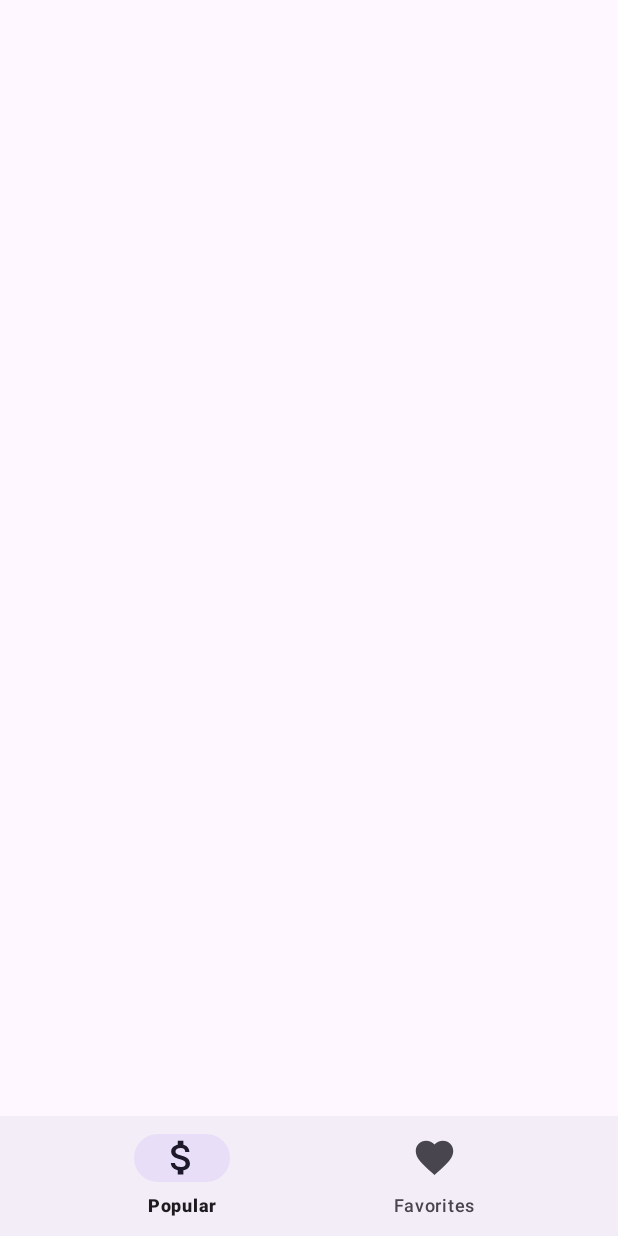
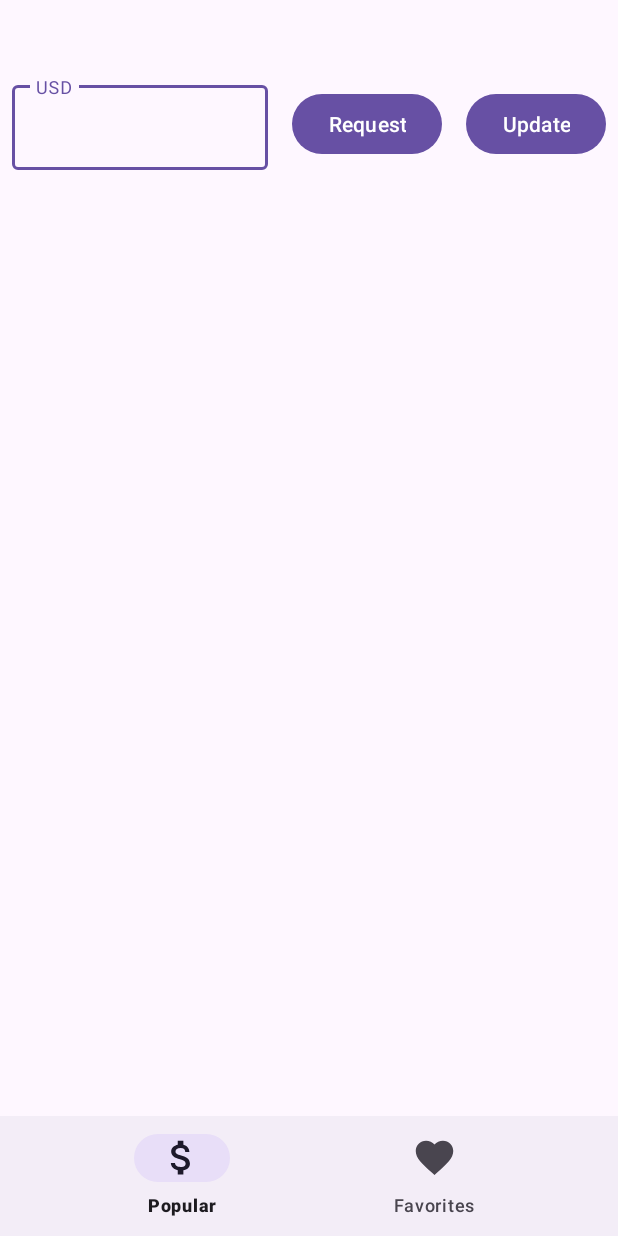
Before and after one commit to bogatovnikita/Babosiki, an Android app: the screen it shows after launch (MainActivity), on a phone screen of 412 x 824 dp. Run offline under Robolectric (Android 15) with nearby library versions, the phone set to English and light mode, and no system bars; our stand-ins replace Dagger/Hilt's generated code, navigation-ui; libraries missing offline, so code that uses them is left out: by.kirich1409.viewbindingdelegate; 2 statements that could not run were skipped.

Commit message:
add layout for popular fragment

```diff
--- /dev/null
+++ b/app/src/main/res/drawable/baseline_star_24.xml
@@ -0,0 +1,5 @@
+<vector android:height="24dp" android:tint="#000000"
+    android:viewportHeight="24" android:viewportWidth="24"
+    android:width="24dp" xmlns:android="http://schemas.android.com/apk/res/android">
+    <path android:fillColor="@android:color/white" android:pathData="M12,17.27L18.18,21l-1.64,-7.03L22,9.24l-7.19,-0.61L12,2 9.19,8.63 2,9.24l5.46,4.73L5.82,21z"/>
+</vector>
--- /dev/null
+++ b/app/src/main/res/drawable/baseline_star_border_24.xml
@@ -0,0 +1,5 @@
+<vector android:height="24dp" android:tint="#000000"
+    android:viewportHeight="24" android:viewportWidth="24"
+    android:width="24dp" xmlns:android="http://schemas.android.com/apk/res/android">
+    <path android:fillColor="@android:color/white" android:pathData="M22,9.24l-7.19,-0.62L12,2 9.19,8.63 2,9.24l5.46,4.73L5.82,21 12,17.27 18.18,21l-1.63,-7.03L22,9.24zM12,15.4l-3.76,2.27 1,-4.28 -3.32,-2.88 4.38,-0.38L12,6.1l1.71,4.04 4.38,0.38 -3.32,2.88 1,4.28L12,15.4z"/>
+</vector>
--- a/app/src/main/res/layout/fragment_popular.xml
+++ b/app/src/main/res/layout/fragment_popular.xml
@@ -1,6 +1,112 @@
 <?xml version="1.0" encoding="utf-8"?>
 <androidx.constraintlayout.widget.ConstraintLayout xmlns:android="http://schemas.android.com/apk/res/android"
+    xmlns:app="http://schemas.android.com/apk/res-auto"
+    xmlns:tools="http://schemas.android.com/tools"
     android:layout_width="match_parent"
     android:layout_height="match_parent">
 
+    <TextView
+        android:id="@+id/last_update"
+        android:layout_width="match_parent"
+        android:layout_height="wrap_content"
+        android:layout_margin="16dp"
+        app:layout_constraintEnd_toEndOf="parent"
+        app:layout_constraintStart_toStartOf="parent"
+        app:layout_constraintTop_toTopOf="parent"
+        tools:text="Последнее обновление: 18.08.2022 14:15:55" />
+
+    <com.google.android.material.textfield.TextInputLayout
+        android:id="@+id/input_layout"
+        android:layout_width="0dp"
+        android:layout_height="wrap_content"
+        android:layout_marginHorizontal="8dp"
+        android:layout_marginTop="16dp"
+        android:hint="@string/usd"
+        app:layout_constraintEnd_toStartOf="@id/request_btn"
+        app:layout_constraintStart_toStartOf="parent"
+        app:layout_constraintTop_toBottomOf="@id/last_update">
+
+        <com.google.android.material.textfield.TextInputEditText
+            android:id="@+id/input_text"
+            android:layout_width="match_parent"
+            android:layout_height="wrap_content"
+            android:digits="abcdefghijklmnopqrstuvwxyzABCDEFGHIJKLMNOPQRSTUVWXYZ"
+            android:inputType="textCapCharacters"
+            android:maxLength="3" />
+    </com.google.android.material.textfield.TextInputLayout>
+
+    <Button
+        android:id="@+id/request_btn"
+        android:layout_width="wrap_content"
+        android:layout_height="wrap_content"
+        android:layout_marginHorizontal="8dp"
+        android:text="@string/request"
+        app:layout_constraintBottom_toBottomOf="@id/input_layout"
+        app:layout_constraintEnd_toStartOf="@id/update_btn"
+        app:layout_constraintStart_toEndOf="@id/input_layout"
+        app:layout_constraintTop_toTopOf="@id/input_layout" />
+
+    <Button
+        android:id="@+id/update_btn"
+        android:layout_width="wrap_content"
+        android:layout_height="wrap_content"
+        android:layout_marginHorizontal="8dp"
+        android:text="@string/update"
+        app:layout_constraintBottom_toBottomOf="@id/input_layout"
+        app:layout_constraintEnd_toEndOf="parent"
+        app:layout_constraintStart_toEndOf="@id/request_btn"
+        app:layout_constraintTop_toTopOf="@id/input_layout" />
+
+    <androidx.recyclerview.widget.RecyclerView
+        android:id="@+id/recycler_view"
+        android:layout_width="match_parent"
+        android:layout_height="0dp"
+        android:layout_margin="16dp"
+        android:visibility="gone"
+        app:layout_constraintBottom_toBottomOf="parent"
+        app:layout_constraintEnd_toEndOf="parent"
+        app:layout_constraintStart_toStartOf="parent"
+        app:layout_constraintTop_toBottomOf="@id/input_layout"
+        tools:itemCount="60"
+        tools:listitem="@layout/item_currency" />
+
+    <ProgressBar
+        android:id="@+id/loading"
+        android:layout_width="wrap_content"
+        android:layout_height="wrap_content"
+        app:layout_constraintBottom_toBottomOf="parent"
+        app:layout_constraintEnd_toEndOf="parent"
+        app:layout_constraintStart_toStartOf="parent"
+        app:layout_constraintTop_toTopOf="parent" />
+
+    <TextView
+        android:id="@+id/loading_text"
+        android:layout_width="wrap_content"
+        android:layout_height="wrap_content"
+        android:layout_marginTop="8dp"
+        android:text="@string/please_wait"
+        android:textSize="16sp"
+        app:layout_constraintEnd_toEndOf="parent"
+        app:layout_constraintStart_toStartOf="parent"
+        app:layout_constraintTop_toBottomOf="@id/loading" />
+
+    <androidx.constraintlayout.widget.Group
+        android:id="@+id/loading_group"
+        android:layout_width="wrap_content"
+        android:layout_height="wrap_content"
+        android:visibility="gone"
+        app:constraint_referenced_ids="loading,loading_text" />
+
+    <TextView
+        android:id="@+id/error"
+        android:layout_width="wrap_content"
+        android:layout_height="wrap_content"
+        android:text="@string/an_error_has_occurred_please_try_again"
+        android:textSize="20sp"
+        android:visibility="gone"
+        app:layout_constraintBottom_toBottomOf="parent"
+        app:layout_constraintEnd_toEndOf="parent"
+        app:layout_constraintStart_toStartOf="parent"
+        app:layout_constraintTop_toTopOf="parent" />
+
 </androidx.constraintlayout.widget.ConstraintLayout>
--- /dev/null
+++ b/app/src/main/res/layout/item_currency.xml
@@ -0,0 +1,35 @@
+<?xml version="1.0" encoding="utf-8"?>
+<androidx.appcompat.widget.LinearLayoutCompat xmlns:android="http://schemas.android.com/apk/res/android"
+    xmlns:tools="http://schemas.android.com/tools"
+    android:layout_width="match_parent"
+    android:layout_height="wrap_content"
+    android:layout_margin="16dp"
+    android:orientation="horizontal">
+
+    <TextView
+        android:id="@+id/name"
+        android:layout_width="wrap_content"
+        android:layout_height="wrap_content"
+        android:layout_gravity="center_vertical"
+        android:layout_weight="2"
+        android:textSize="16sp"
+        tools:text="RUB" />
+
+    <TextView
+        android:id="@+id/count"
+        android:layout_width="wrap_content"
+        android:layout_height="wrap_content"
+        android:layout_gravity="center_vertical"
+        android:layout_weight="2"
+        android:textSize="16sp"
+        tools:text="0.674" />
+
+    <ImageView
+        android:id="@+id/favourite_btn"
+        android:layout_width="wrap_content"
+        android:layout_height="wrap_content"
+        android:layout_gravity="center_vertical"
+        android:layout_weight="1"
+        android:src="@drawable/baseline_star_24" />
+
+</androidx.appcompat.widget.LinearLayoutCompat>
--- a/app/src/main/res/values/strings.xml
+++ b/app/src/main/res/values/strings.xml
@@ -2,4 +2,9 @@
     <string name="app_name">Babosiki</string>
     <string name="popular">Popular</string>
     <string name="favourites">Favorites</string>
+    <string name="usd">USD</string>
+    <string name="request">Request</string>
+    <string name="update">Update</string>
+    <string name="please_wait">Please wait…</string>
+    <string name="an_error_has_occurred_please_try_again">An error has occurred, please try again</string>
 </resources>
```
